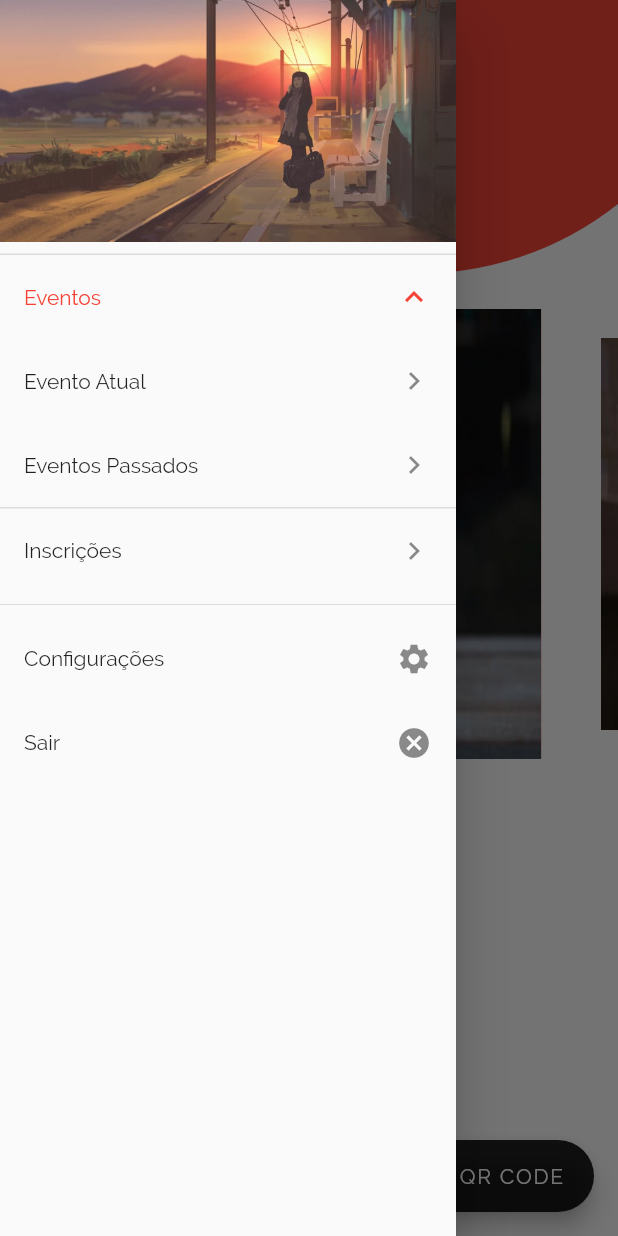
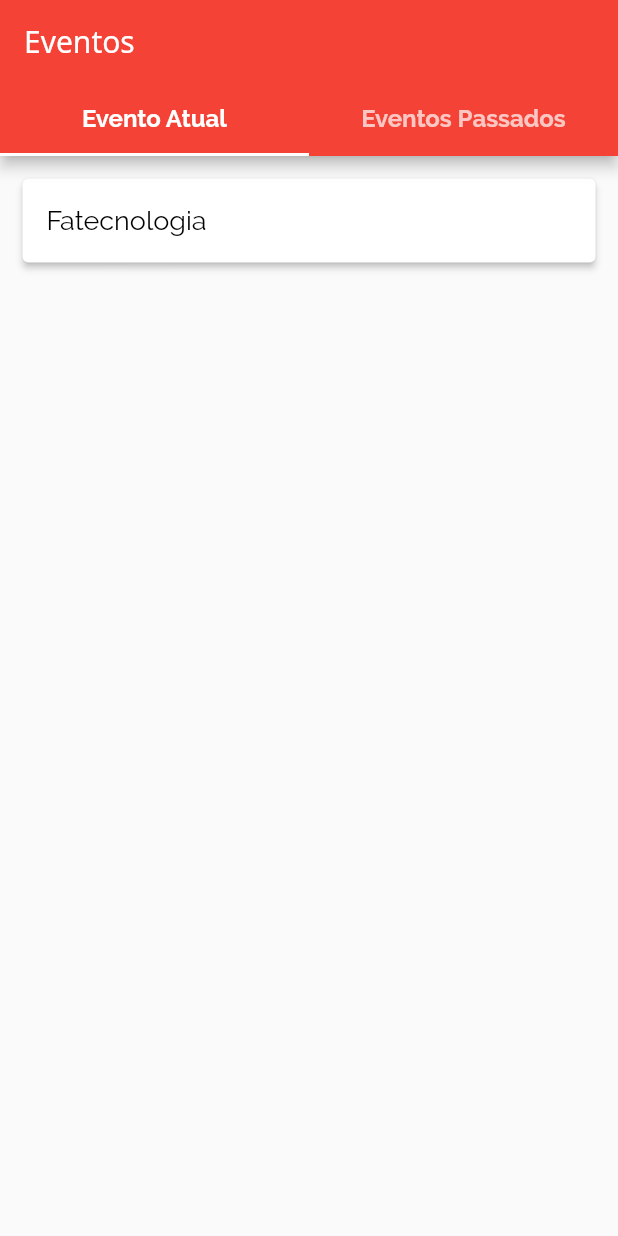
Before and after one commit to renanmarcos/fatapp, a Flutter app: the HomePage screen opened directly with empty values, in the side drawer, after a tap on "Eventos", on a phone screen of 412 x 824 dp. Run offline on Flutter 3.47's test engine with Material 2 defaults, Android fonts, the phone set to English and light mode, and no system bars; drawn by our look-alikes of carousel_slider; our stand-ins replace flutter_dotenv, fluttertoast; missing offline and left inert: barcode_scan, masked_text; project files that could hold a hidden picture were left out.

Commit message:
listas de eventos passados e atual + inicio da barra inferior (#15)
* listagem de eventos

* listas de eventos atuais e passados

```diff
--- a/lib/main.dart
+++ b/lib/main.dart
@@ -11,7 +11,7 @@ final routes = <String, WidgetBuilder>{
 void main() {
   DotEnv().load('.env');
   runApp(new MaterialApp(
-    home: new LoginPage(),
+    home: new HomePage(),
     theme: ThemeData(
       primarySwatch: Colors.red,
       fontFamily: 'Raleway',
--- /dev/null
+++ b/lib/pages/views/currenEvent.dart
@@ -0,0 +1,25 @@
+import 'package:flutter/material.dart';
+
+class CurrentEvent extends StatelessWidget {
+  const CurrentEvent({Key key}) : super(key: key);
+
+  @override
+  Widget build(BuildContext context) {
+
+    return ListView(
+      children: ListTile.divideTiles(
+        context: context,
+        tiles: [
+          Card(
+            elevation: 2.0,
+            margin: EdgeInsets.all(15.0),
+            child: ListTile(
+              title: Text('Fatecnologia',
+              style: TextStyle(color: Colors.black, fontFamily: 'Raleway', fontSize: 18.0)),
+            ),
+          ),
+        ],
+      ).toList(),
+    );
+  }
+}
--- /dev/null
+++ b/lib/pages/views/eventsList2.dart
@@ -0,0 +1,38 @@
+import 'package:flutter/material.dart';
+import './currenEvent.dart';
+import './pastEvents.dart';
+class EventsList extends StatelessWidget {
+  @override
+  Widget build(BuildContext context) {
+    return MaterialApp(
+      home: DefaultTabController(
+        length: 2,
+        child: Scaffold(
+          appBar: AppBar(
+
+            bottom: TabBar(
+              indicatorColor: Colors.white,
+              labelStyle: TextStyle(fontFamily: 'Raleway', fontWeight: FontWeight.bold, fontSize: 16.0),
+              tabs: [
+                Tab(
+                  // icon: Icon(Icons.check_box),
+                  text: 'Evento Atual',),
+                Tab(
+                  // icon: Icon(Icons.history),
+                  text: 'Eventos Passados',),
+              ],
+            ),
+            title: Text('Eventos', style: TextStyle(fontFamily: 'Noto'),),
+            backgroundColor: Colors.red,
+          ),
+          body: TabBarView(
+            children: [
+              new CurrentEvent(),
+              new PastEvents(),
+            ],
+          ),
+        ),
+      ),
+    );
+  }
+}
--- a/lib/pages/views/home.dart
+++ b/lib/pages/views/home.dart
@@ -5,7 +5,7 @@ import 'package:fatapp/pages/views/qrCodeScan.dart';
 import 'package:flutter/material.dart';
 import 'package:carousel_slider/carousel_slider.dart';
 import './common/CustomShapeClipper.dart';
-import './eventsList.dart';
+import './eventsList2.dart';
 import './test.dart';
 
 class HomePage extends StatefulWidget {
@@ -25,7 +25,7 @@ class _HomePageState extends State<HomePage> {
   Widget build(BuildContext context) {
     return new Scaffold(
       appBar: new AppBar(
-        title: new Text('FATapp'),
+        // title: new Text('FATapp'),
         backgroundColor: Colors.red,
         elevation: 0,
         brightness: Brightness.light,
@@ -47,31 +47,43 @@ class _HomePageState extends State<HomePage> {
               ),
               decoration: new BoxDecoration(
                 image: DecorationImage(
-                  image: new AssetImage('assets/images/header.jpg'),
+                  image: new AssetImage('assets/images/fatec-saocaetano.jpg'),
                   fit: BoxFit.fitWidth
                   )
               ),
             ),
 
-            new ExpansionTile(
-              title: Text('Eventos'),
-              children: <Widget>[
             new ListTile(
-                  title: new Text('Evento Atual'),
-                  trailing: new Icon(Icons.keyboard_arrow_right),
-                ),
-                new ListTile(
-                  title: new Text('Eventos Passados'),
+              title: new Text('Eventos'),
               trailing: new Icon(Icons.keyboard_arrow_right),
               onTap: () {
+                Navigator.of(context).pop();
                 Navigator.push(
                   context,
-                    MaterialPageRoute(builder: (context) => EventsList()),
+                  MaterialPageRoute(builder: (context) => new EventsList()),
                 );
               }
             ),
-              ],
-            ),
+
+            // new ExpansionTile(
+            //   title: Text('Eventos'),
+            //   children: <Widget>[
+            //     new ListTile(
+            //       title: new Text('Evento Atual'),
+            //       trailing: new Icon(Icons.keyboard_arrow_right),
+            //     ),
+            //     new ListTile(
+            //       title: new Text('Eventos Passados'),
+            //       trailing: new Icon(Icons.keyboard_arrow_right),
+            //       onTap: () {
+            //        Navigator.push(
+            //         context,
+            //         MaterialPageRoute(builder: (context) => EventsList()),
+            //       );
+            //       }
+            //     ),
+            //   ],
+            // ),
             new ListTile(
               title: new Text('Inscrições'),
               trailing: new Icon(Icons.keyboard_arrow_right),
@@ -105,7 +117,7 @@ class _HomePageState extends State<HomePage> {
         onPressed: () {
           Navigator.push(context, MaterialPageRoute(builder: (context) => ScanScreen()));
         },
-        label: Text('QR CODE'),
+        label: Text('PRESENÇA'),
         icon: Icon(Icons.photo_camera),
         backgroundColor: Colors.black87,
       ),
@@ -120,7 +132,7 @@ class HomeScreenTopPart extends StatefulWidget {
 }
 
 class _HomeScreenTopPartState extends State<HomeScreenTopPart> {
-  String welcomeMessage = "Fatec app";
+  String title = "FATapp";
 
   @override
   Widget build(BuildContext context) {
@@ -131,12 +143,12 @@ class _HomeScreenTopPartState extends State<HomeScreenTopPart> {
           child: Container(height: 150.0, color: Colors.red,
           child: Column(
             children: <Widget>[
-              SizedBox(height: 40.0,),
+              SizedBox(height: 5.0,),
               Padding(
                 padding: const EdgeInsets.fromLTRB(60.0, 5.0, 60.0, 10.0),
                 child: Row(
                   children: <Widget>[
-                    Text(welcomeMessage,
+                    Text(title,
                       style: TextStyle(fontWeight: FontWeight.w800,
                         fontSize: 24.0,
                         color: Colors.white,
--- a/pubspec.yaml
+++ b/pubspec.yaml
@@ -58,6 +58,7 @@ flutter:
    - assets/images/profileIcon.png
    - assets/images/header.jpg
    - assets/images/glaceon.png
+   - assets/images/fatec-saocaetano.jpg
    - .env
 
   # An image asset can refer to one or more resolution-specific "variants", see
```
Also changed, not shown: lib/pages/views/common/bottomNavigationBar.dart (added, +64 -0 lines), lib/pages/views/eventsList.dart (+208 -229 lines), lib/pages/views/pastEvents.dart (added, +36 -0 lines), lib/pages/views/pastEventsYears.dart (added, +37 -0 lines), assets/images/fatec-saocaetano.jpg (added), lib/pages/views/activitiesList.dart (added), lib/pages/views/activityDetail.dart (added). Lines whose indentation alone changed are shown as unchanged.
